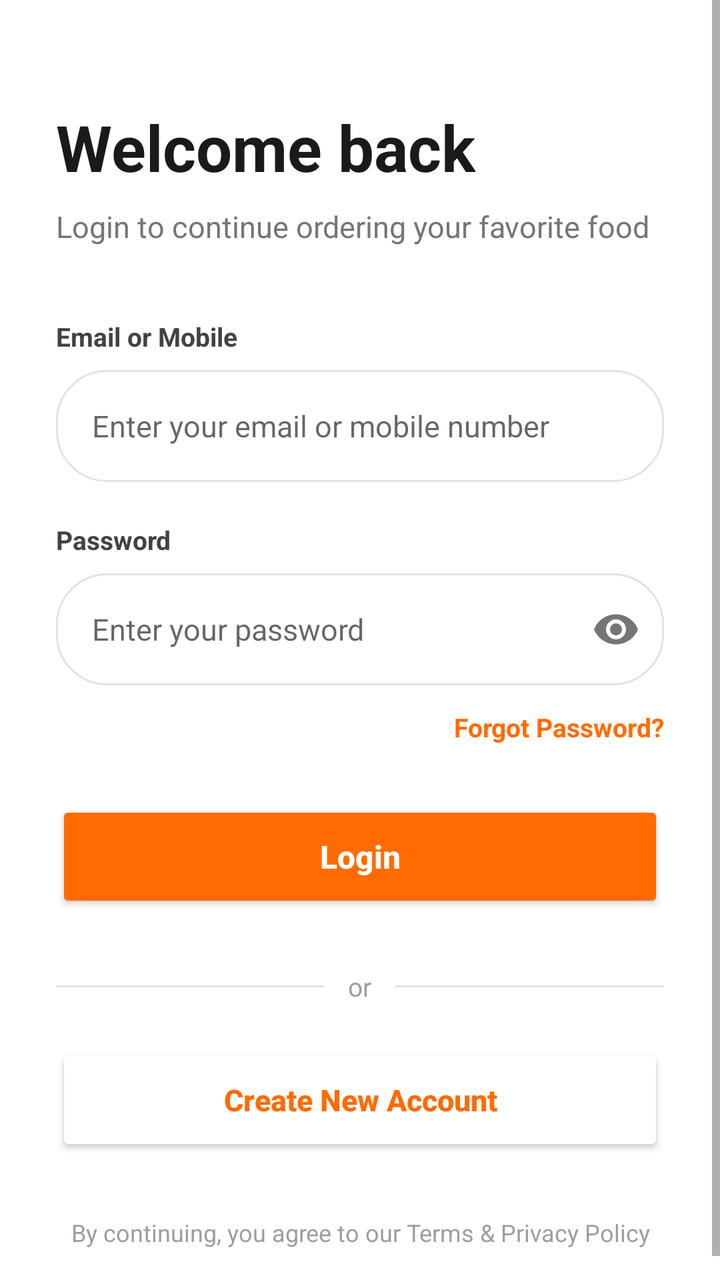
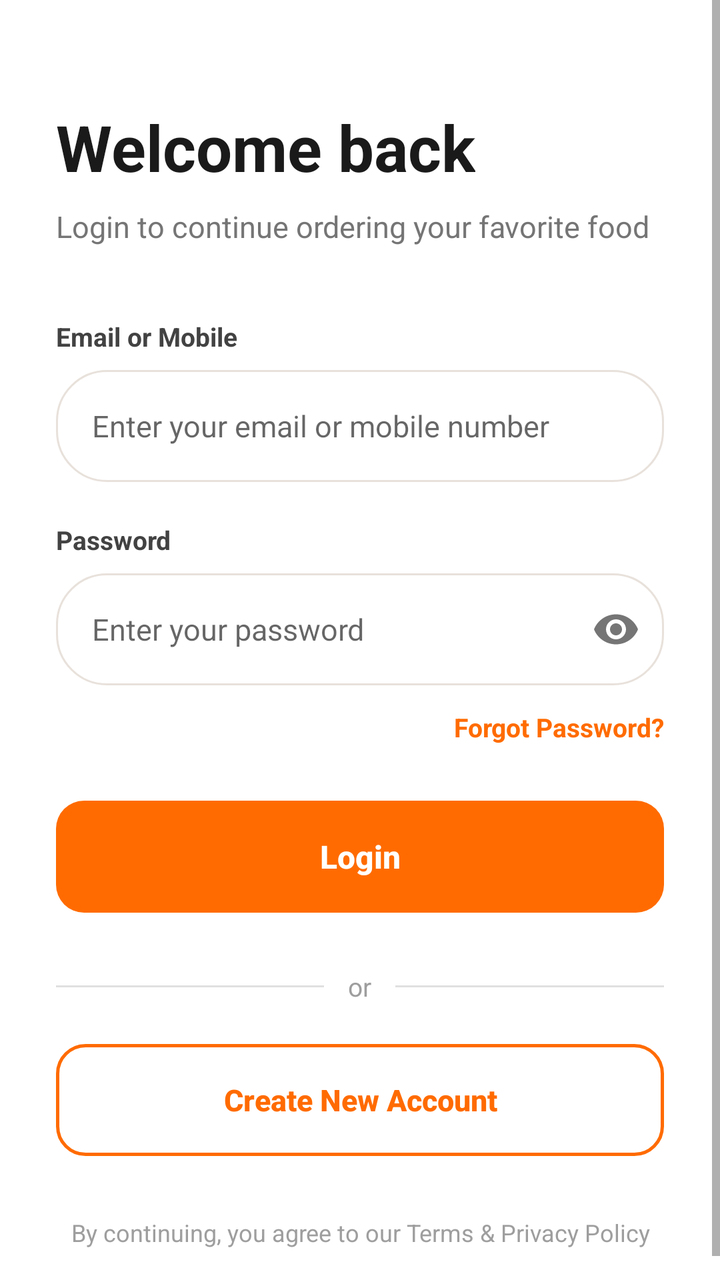

Screens rendered from an Android XML layout before and after an edit, with the pre-edit source and the edit as a unified diff.
<!-- AndroidManifest.xml: activity theme Theme.AppCompat.Light.NoActionBar -->
<!-- res/layout/activity_login.xml -->
<?xml version="1.0" encoding="utf-8"?>
<ScrollView xmlns:android="http://schemas.android.com/apk/res/android"
    android:layout_width="match_parent"
    android:layout_height="match_parent"
    android:fillViewport="true"
    android:background="#FFFFFF">

    <LinearLayout
        android:layout_width="match_parent"
        android:layout_height="wrap_content"
        android:orientation="vertical"
        android:padding="28dp">

        
        <TextView
            android:layout_width="wrap_content"
            android:layout_height="wrap_content"
            android:layout_marginTop="24dp"
            android:text="Welcome back"
            android:textColor="#1A1A1A"
            android:textSize="32sp"
            android:textStyle="bold" />

        <TextView
            android:layout_width="wrap_content"
            android:layout_height="wrap_content"
            android:layout_marginTop="8dp"
            android:text="Login to continue ordering your favorite food"
            android:textColor="#757575"
            android:textSize="15sp" />

        
        <TextView
            android:layout_width="wrap_content"
            android:layout_height="wrap_content"
            android:layout_marginTop="36dp"
            android:text="Email or Mobile"
            android:textColor="#424242"
            android:textSize="13sp"
            android:textStyle="bold" />

        <EditText
            android:id="@+id/emailInput"
            android:layout_width="match_parent"
            android:layout_height="56dp"
            android:layout_marginTop="8dp"
            android:background="@drawable/search_background"
            android:hint="Enter your email or mobile number"
            android:paddingStart="18dp"
            android:paddingEnd="18dp"
            android:singleLine="true"
            android:textSize="15sp"
            android:inputType="textEmailAddress" />

        
        <TextView
            android:layout_width="wrap_content"
            android:layout_height="wrap_content"
            android:layout_marginTop="20dp"
            android:text="Password"
            android:textColor="#424242"
            android:textSize="13sp"
            android:textStyle="bold" />

        <FrameLayout
            android:layout_width="match_parent"
            android:layout_height="56dp"
            android:layout_marginTop="8dp">

            <EditText
                android:id="@+id/passwordInput"
                android:layout_width="match_parent"
                android:layout_height="match_parent"
                android:background="@drawable/search_background"
                android:hint="Enter your password"
                android:paddingStart="18dp"
                android:paddingEnd="52dp"
                android:singleLine="true"
                android:textSize="15sp"
                android:inputType="textPassword" />

            <ImageButton
                android:id="@+id/passwordToggle"
                android:layout_width="48dp"
                android:layout_height="48dp"
                android:layout_gravity="end|center_vertical"
                android:background="?attr/selectableItemBackgroundBorderless"
                android:contentDescription="Toggle password"
                android:padding="12dp"
                android:src="@drawable/ic_eye" />
        </FrameLayout>
        
        <TextView
            android:id="@+id/forgotPassword"
            android:layout_width="wrap_content"
            android:layout_height="wrap_content"
            android:layout_gravity="end"
            android:layout_marginTop="12dp"
            android:text="Forgot Password?"
            android:textColor="#FF6B00"
            android:textSize="13sp"
            android:textStyle="bold" />

        
        <Button
            android:id="@+id/loginButton"
            android:layout_width="match_parent"
            android:layout_height="56dp"
            android:layout_marginTop="28dp"
            android:backgroundTint="#FF6B00"
            android:text="Login"
            android:textAllCaps="false"
            android:textColor="#FFFFFF"
            android:textSize="16sp"
            android:textStyle="bold" />

        
        <LinearLayout
            android:layout_width="match_parent"
            android:layout_height="wrap_content"
            android:layout_marginTop="28dp"
            android:gravity="center_vertical"
            android:orientation="horizontal">

            <View
                android:layout_width="0dp"
                android:layout_height="1dp"
                android:layout_weight="1"
                android:background="#E0E0E0" />

            <TextView
                android:layout_width="wrap_content"
                android:layout_height="wrap_content"
                android:layout_marginStart="12dp"
                android:layout_marginEnd="12dp"
                android:text="or"
                android:textColor="#9E9E9E"
                android:textSize="13sp" />

            <View
                android:layout_width="0dp"
                android:layout_height="1dp"
                android:layout_weight="1"
                android:background="#E0E0E0" />
        </LinearLayout>

        
        <Button
            android:id="@+id/signUpButton"
            android:layout_width="match_parent"
            android:layout_height="56dp"
            android:layout_marginTop="20dp"
            android:backgroundTint="#FFFFFF"
            android:text="Create New Account"
            android:textAllCaps="false"
            android:textColor="#FF6B00"
            android:textSize="15sp"
            android:textStyle="bold" />

        
        <TextView
            android:layout_width="match_parent"
            android:layout_height="wrap_content"
            android:layout_marginTop="30dp"
            android:gravity="center"
            android:text="By continuing, you agree to our Terms &amp; Privacy Policy"
            android:textColor="#9E9E9E"
            android:textSize="12sp" />

    </LinearLayout>
</ScrollView>
<!-- resources referenced by this layout -->
<resources>
  <!-- drawable ic_eye (drawable) -->
  <?xml version="1.0" encoding="utf-8"?>
  <vector xmlns:android="http://schemas.android.com/apk/res/android"
      android:width="24dp"
      android:height="24dp"
      android:viewportWidth="24"
      android:viewportHeight="24">
      <path
          android:fillColor="#757575"
          android:pathData="M12,4.5C7,4.5 2.73,7.61 1,12c1.73,4.39 6,7.5 11,7.5s9.27,-3.11 11,-7.5c-1.73,-4.39 -6,-7.5 -11,-7.5zM12,17c-2.76,0 -5,-2.24 -5,-5s2.24,-5 5,-5 5,2.24 5,5 -2.24,5 -5,5zM12,9c-1.66,0 -3,1.34 -3,3s1.34,3 3,3 3,-1.34 3,-3 -1.34,-3 -3,-3z"/>
  </vector>
  <!-- drawable search_background (drawable) -->
  <?xml version="1.0" encoding="utf-8"?>
  <shape xmlns:android="http://schemas.android.com/apk/res/android"
      android:shape="rectangle">
      <solid android:color="@color/white"/>
      <corners android:radius="25dp"/>
  
      <stroke
          android:width="1dp"
          android:color="@color/light_gray"/>
  
  </shape>
  <color name="white">#FFFFFF</color>
  <color name="light_gray">#E8E1DB</color>
</resources>

<!-- the commit's change to res/layout/activity_login.xml (unified diff, before → after) -->
@@ -89,6 +89,7 @@
                 android:padding="12dp"
                 android:src="@drawable/ic_eye" />
         </FrameLayout>
+
         
         <TextView
             android:id="@+id/forgotPassword"
@@ -107,12 +108,13 @@
             android:layout_width="match_parent"
             android:layout_height="56dp"
             android:layout_marginTop="28dp"
-            android:backgroundTint="#FF6B00"
+            android:background="@drawable/forgot_password_btn_primary_bg"
             android:text="Login"
             android:textAllCaps="false"
             android:textColor="#FFFFFF"
             android:textSize="16sp"
-            android:textStyle="bold" />
+            android:textStyle="bold"
+            android:stateListAnimator="@null" />
 
         
         <LinearLayout
@@ -150,12 +152,13 @@
             android:layout_width="match_parent"
             android:layout_height="56dp"
             android:layout_marginTop="20dp"
-            android:backgroundTint="#FFFFFF"
+            android:background="@drawable/forgot_password_btn_cancel_bg"
             android:text="Create New Account"
             android:textAllCaps="false"
             android:textColor="#FF6B00"
             android:textSize="15sp"
-            android:textStyle="bold" />
+            android:textStyle="bold"
+            android:stateListAnimator="@null" />
 
         
         <TextView
<!-- resource entries referenced after the edit -->
@@ -1,5 +1,22 @@
 <!-- resources referenced by this layout -->
 <resources>
+  <!-- drawable forgot_password_btn_cancel_bg (drawable) -->
+  <?xml version="1.0" encoding="utf-8"?>
+  <shape xmlns:android="http://schemas.android.com/apk/res/android"
+      android:shape="rectangle">
+      <solid android:color="#FFFFFF" />
+      <corners android:radius="14dp" />
+      <stroke
+          android:width="1.8dp"
+          android:color="#FF6B00" />
+  </shape>
+  <!-- drawable forgot_password_btn_primary_bg (drawable) -->
+  <?xml version="1.0" encoding="utf-8"?>
+  <shape xmlns:android="http://schemas.android.com/apk/res/android"
+      android:shape="rectangle">
+      <solid android:color="#FF6B00" />
+      <corners android:radius="14dp" />
+  </shape>
   <!-- drawable ic_eye (drawable) -->
   <?xml version="1.0" encoding="utf-8"?>
   <vector xmlns:android="http://schemas.android.com/apk/res/android"
